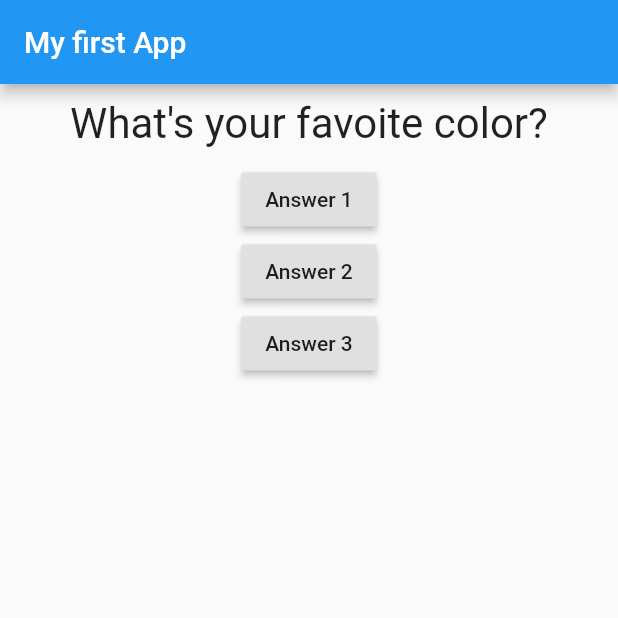
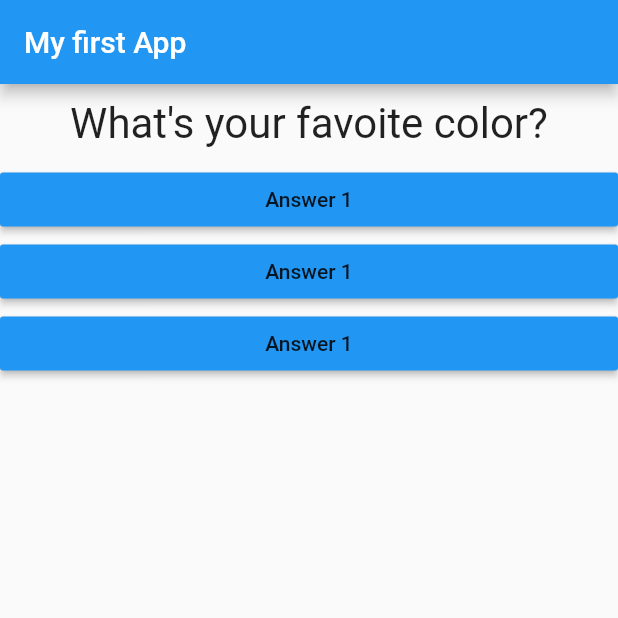
Before and after one commit to FerraroSoftware/Flutter1, a Flutter app: the screen it shows after launch, on a phone screen of 412 x 824 dp, the top half of it. Run offline on Flutter 3.47's test engine with Material 2 defaults, Android fonts, the phone set to English and light mode, and no system bars.

Commit message:
callback function to answer question

```diff
--- /dev/null
+++ b/lib/answer.dart
@@ -0,0 +1,24 @@
+import 'package:flutter/material.dart';
+
+class Answer extends StatelessWidget {
+  // Value is function
+  final Function selectHandler;
+
+  // _answerQuestion() callback passed to constructor as pointer
+  // and stored as selectHandler declared to be static function
+  Answer(this.selectHandler);
+
+  @override
+  Widget build(BuildContext context) {
+    return Container(
+      width: double.infinity,
+      child: RaisedButton(
+        // Static property - Colors.blue
+        // No need to create instance of class Colors
+        color: Colors.blue,
+        child: Text('Answer 1'),
+        onPressed: selectHandler,
+      ),
+    );
+  }
+}
--- a/lib/main.dart
+++ b/lib/main.dart
@@ -1,5 +1,6 @@
 import 'package:flutter/material.dart';
 import './question.dart';
+import './answer.dart';
 
 // void main() {
 
@@ -59,26 +60,15 @@ class _MyAppState extends State<MyApp> {
               Question(
                 questions[_questionIndex],
               ),
-              RaisedButton(
-                child: Text('Answer 1'),
-                // Passing a pointer to flutter to the function to execute
-                // calling answerQuestion() gives the result of the function at execution which is void
-                // which is garbage.
-                onPressed: _answerQuestion,
+              // Callback to pass answerQuestion() to Answer Widget
+              // Fowarding pointer to constrctor
+              Answer(_answerQuestion),
+              Answer(_answerQuestion),
+              Answer(_answerQuestion),
+              ],
               ),
-              RaisedButton(
-                child: Text('Answer 2'),
-                onPressed: () => print('Answer 2'),
-              ),
-              RaisedButton(
-                child: Text('Answer 3'),
-                onPressed: () {
-                  print('Answer 3 Chosen');
-                },
-              ),
-            ],
-          )),
-    );
+          ),
+          );
   }
 }
 
```
